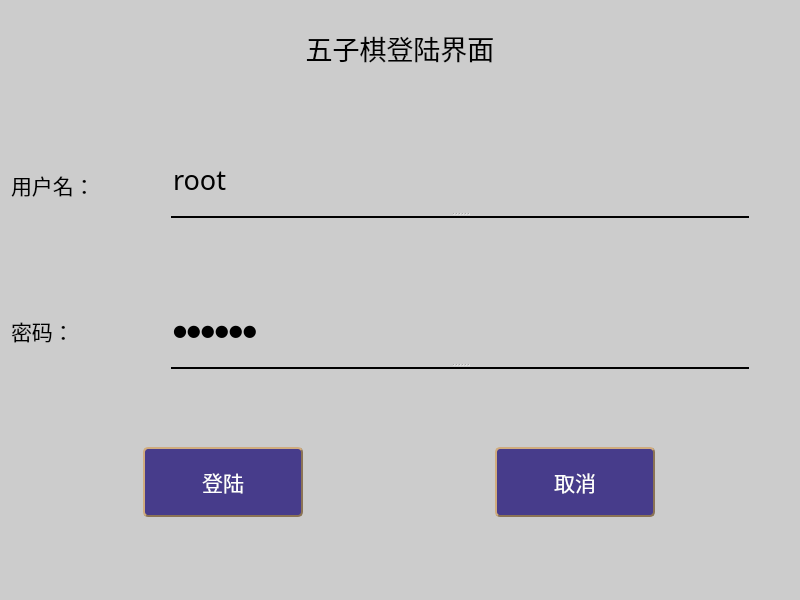
This is code/login.ui in IKUN369/fivechess as Qt 5 draws it before an edit. The edited form follows.
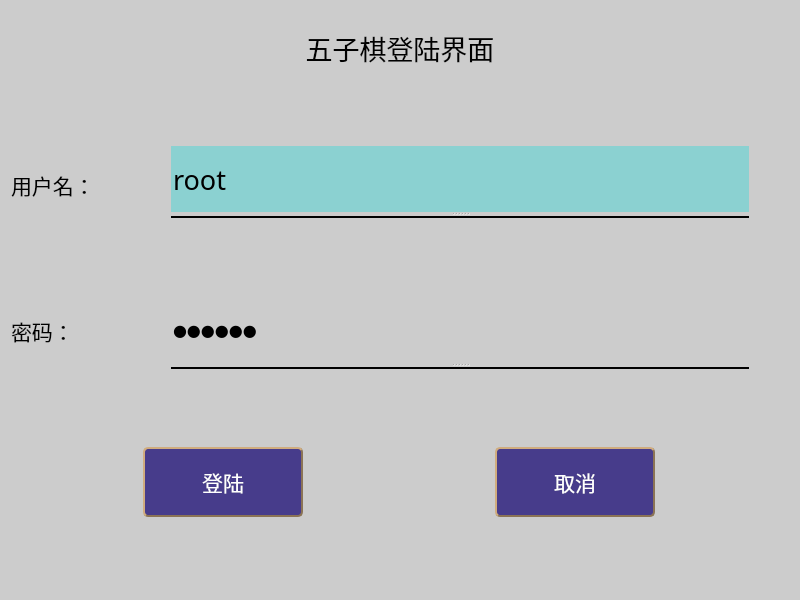
This is the edited form.

```diff
--- a/code/login.ui
+++ b/code/login.ui
@@ -155,8 +155,9 @@
         </property>
         <property name="styleSheet">
          <string notr="true">QLineEdit{ border: none}
+
 QLineEdit{color: rgba(0, 0, 0， 40); }
-QLineEdit{background-color: rgb(204, 204, 204);}
+QLineEdit{background-color: rgb(139, 209, 209);}
 </string>
         </property>
         <property name="text">
```
